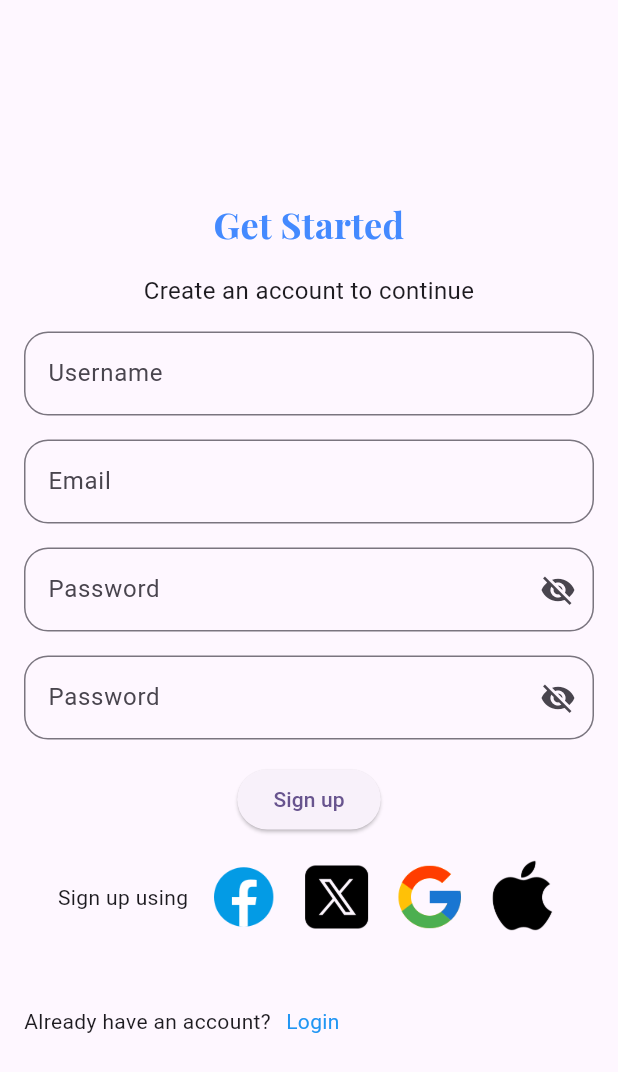
After one commit to BriannaChisom/wtf_new_project, a Flutter app: the screen it shows after launch, after a tap on "Sign up", on a phone screen of 412 x 824 dp. The commit adds this screen. Shown: the top 1072 px of the screen. Run offline on Flutter 3.47's test engine with Material 3 defaults, Android fonts, the phone set to English and light mode, and no system bars; our stand-ins replace google_fonts; accounts and stored records are empty.

Commit message:
Implemented Password

```diff
--- /dev/null
+++ b/lib/data/dummy_user_details.dart
@@ -0,0 +1,8 @@
+import 'package:wtf_new_project/model/user_details.dart';
+
+const USER_DETAILS = [
+  // if your sign in button sn't working, try changing const to var
+  UserDetails(name: "Brianna", profilePicture: "", email: "chizzygeorge4@gmail.com", password: "brianna"),
+  UserDetails(name: "Chioma", profilePicture: "", email: "chioma@gmail.com", password: "chioma"),
+  UserDetails(name: "Precious", profilePicture: "", email: "precious@gmail.com", password: "chioma")
+];
--- a/lib/login_page.dart
+++ b/lib/login_page.dart
@@ -1,12 +1,31 @@
 import 'package:flutter/material.dart';
 import 'package:google_fonts/google_fonts.dart';
-import 'package:flutter_social_button/flutter_social_button.dart';
+import 'package:provider/provider.dart';
+import 'package:wtf_new_project/provider/user_notifier.dart';
+import 'package:wtf_new_project/widgets/custom_textfield.dart';
+import 'package:wtf_new_project/widgets/password_textfield.dart';
 
-class LoginPage extends StatelessWidget {
+
+class LoginPage extends StatefulWidget {
   const LoginPage({super.key});
 
   @override
+  State<LoginPage> createState() => _LoginPageState();
+}
+
+class _LoginPageState extends State<LoginPage> {
+  TextEditingController emailController = TextEditingController();
+  TextEditingController passwordController = TextEditingController();
+
+  @override
+  void dispose() {
+    emailController.dispose();
+    super.dispose();
+  }
+
+  @override
   Widget build(BuildContext context) {
+    var userNotifier = Provider.of<UserNotifier>(context);
     return Scaffold(
       body: SingleChildScrollView(
         padding: EdgeInsets.all(16.0),
@@ -15,7 +34,7 @@ class LoginPage extends StatelessWidget {
           children: [
             SizedBox(height: 100),
             Text(
-              "Get Started",
+              "Welcome Back",
               style: GoogleFonts.playfairDisplay(
                 fontSize: 24,
                 fontWeight: FontWeight.w700,
@@ -29,35 +48,11 @@ class LoginPage extends StatelessWidget {
               style: TextStyle(fontSize: 16),
             ),
             SizedBox(height: 24),
-            TextField(
-              decoration: InputDecoration(
-                labelText: "Full Name",
-                border: OutlineInputBorder(
-                  borderRadius: BorderRadius.circular(16.0),
-                ),
-              ),
-            ),
+
+            CustomTextField(label: "Email", textEditingController: emailController),
             SizedBox(height: 16),
 
-            TextField(
-              decoration: InputDecoration(
-                labelText: "Email",
-                border: OutlineInputBorder(
-                  borderRadius: BorderRadius.circular(16.0),
-                ),
-              ),
-            ),
-            SizedBox(height: 16),
-
-            TextField(
-              decoration: InputDecoration(
-                labelText: "Password",
-                border: OutlineInputBorder(
-                  borderRadius: BorderRadius.circular(16.0),
-                ),
-              ),
-              obscureText: true,
-            ),
+            PasswordTextfield(label: "Password", textEditingController: passwordController),
             SizedBox(height: 16),
 
             ElevatedButton(
@@ -69,7 +64,12 @@ class LoginPage extends StatelessWidget {
                 backgroundColor: Colors.blue,
                 foregroundColor: Colors.white,
               ),
-              onPressed: () {},
+              onPressed: () {
+                userNotifier.login(context, emailController.text, passwordController.text);
+
+                //Navigator.of(context).pushReplacementNamed("/home");
+
+              },
               child: Text("Login"),
             ),
             //width: MediaQuery.sizeOf(context).width,
@@ -86,35 +86,39 @@ class LoginPage extends StatelessWidget {
             ),
             SizedBox(height: 16),
 
-            Row(
-              spacing: 10,
-              children: [
-                FlutterSocialButton(
-                  onTap: () {},
-                  buttonType: ButtonType.facebook,
-                ),
+           // Wrap(
+             //   spacing: 10,
+               // children: [
+                 // FlutterSocialButton(buttonType: ButtonType.facebook, onTap: () {}),
+                 // FlutterSocialButton(buttonType: ButtonType.twitter, onTap: () {}),
+                 // FlutterSocialButton(buttonType: ButtonType.google, onTap: () {}),
+                 // FlutterSocialButton(buttonType: ButtonType.apple, onTap: () {}),
+                //],
+              //), This can also be used.
+              Row(
+                mainAxisAlignment: MainAxisAlignment.center,
+                spacing: 12,
+                children: [
+                  GestureDetector(onTap: (){}, child: Image.asset("assets/facebook.png", width: 50, height: 50)),
+                  GestureDetector(onTap: (){}, child: Image.asset("assets/x.png", width: 50, height: 50)),
+                  GestureDetector(onTap: (){}, child: Image.asset("assets/google.png", width: 50, height: 50)),
+                  GestureDetector(onTap: (){}, child: Image.asset("assets/apple.png", width: 50, height: 50))
 
-                FlutterSocialButton(
-                  onTap: () {},
-                  buttonType: ButtonType.twitter,
-                ),
-
-                FlutterSocialButton(
-                  onTap: () {},
-                  buttonType: ButtonType.google,
-                ),
-
-                FlutterSocialButton(onTap: () {}, buttonType: ButtonType.apple),
-              ],
-            ),
+                ],
+              ),
 
             SizedBox(height: 16),
+
+
             Row(
               mainAxisAlignment: MainAxisAlignment.center,
               children: [
                 Text("Don't have an account?"),
                 SizedBox(width: 10),
                 GestureDetector(
+                  onTap: (){
+                    Navigator.of(context).pushNamed("/signup");
+                  },
                   child: Text("Sign up", style: TextStyle(color: Colors.blue)),
                 ),
               ],
--- a/lib/main.dart
+++ b/lib/main.dart
@@ -1,8 +1,12 @@
 import 'package:flutter/material.dart';
+import 'package:google_fonts/google_fonts.dart';
+import 'package:provider/provider.dart';
 import 'package:wtf_new_project/bottom_navigation.dart';
 import 'package:wtf_new_project/home_page.dart';
 import 'package:wtf_new_project/login_page.dart';
 import 'package:wtf_new_project/onboarding_page.dart';
+import 'package:wtf_new_project/provider/user_notifier.dart';
+import 'package:wtf_new_project/signup_page.dart';
 
 void main() {
   runApp(const MyApp());
@@ -14,17 +18,24 @@ class MyApp extends StatelessWidget {
 
   @override
   Widget build(BuildContext context) {
-    return MaterialApp(
-      title: 'Flutter Demo',
+    return ChangeNotifierProvider(
+      create: (context) => UserNotifier(),
+      child: MaterialApp(
+        title: 'MediCall',
         theme: ThemeData(
           colorScheme: ColorScheme.fromSeed(seedColor: Colors.deepPurple),
+          textTheme: GoogleFonts.robotoTextTheme()
         ),
         debugShowCheckedModeBanner: false,
         routes: {
-        "/": (context)=> OnboardingPage(),
+          "/o": (context)=> OnboardingPage(),
           "/home": (context)=> BottomNavigation(),
-        "/login": (context) => LoginPage()
+          "/login": (context) => LoginPage(),
+          "/signup": (context) => SignupPage(),
+
         },
+        initialRoute: "/login",
+      ),
     );
   }
 }
--- /dev/null
+++ b/lib/model/user_details.dart
@@ -0,0 +1,12 @@
+class UserDetails {
+    const UserDetails({
+      required this.name,
+      required this.profilePicture,
+      required this.email,
+      required this.password
+    });
+    final String name;
+    final String profilePicture;
+    final String email;
+    final String password;
+}
--- /dev/null
+++ b/lib/provider/user_notifier.dart
@@ -0,0 +1,32 @@
+import 'package:flutter/material.dart';
+import 'package:wtf_new_project/data/dummy_user_details.dart';
+import 'package:wtf_new_project/model/user_details.dart';
+
+class UserNotifier extends ChangeNotifier{
+
+  UserDetails? loggedInUser;
+
+  void login (BuildContext context, String email, String password) async {
+    print("Go in to login page");
+    Future.delayed(Duration (seconds: 2));
+
+    // loggedInUser = USER_DETAILS.where((userDetails) => userDetails.email == email).toList()[0];
+
+    for (var userDetails in USER_DETAILS){
+      if (userDetails.email == email && userDetails.password == password) {
+        loggedInUser = userDetails;
+        Navigator.of(context).pushReplacementNamed("/home");
+      }
+    }
+
+    notifyListeners();
+  }
+  void signup (BuildContext context, String username, String email){
+    loggedInUser = UserDetails(name: username, profilePicture: "", email: email, password: "");
+    USER_DETAILS.add(loggedInUser!);
+    Navigator.pushReplacementNamed(context, "home");
+
+    notifyListeners();
+  }
+
+}
--- /dev/null
+++ b/lib/signup_page.dart
@@ -0,0 +1,92 @@
+import 'package:flutter/material.dart';
+import 'package:google_fonts/google_fonts.dart';
+import 'package:provider/provider.dart';
+import 'package:wtf_new_project/provider/user_notifier.dart';
+import 'package:wtf_new_project/widgets/custom_textfield.dart';
+import 'package:wtf_new_project/widgets/password_textfield.dart';
+
+class SignupPage extends StatefulWidget {
+  const SignupPage({super.key});
+
+  @override
+  State<SignupPage> createState() => _SignupPageState();
+}
+
+class _SignupPageState extends State<SignupPage> {
+  TextEditingController usernameController = TextEditingController();
+  TextEditingController emailController = TextEditingController();
+  TextEditingController passwordController = TextEditingController();
+
+  @override
+  void dispose() {
+    emailController.dispose();
+    super.dispose();
+  }
+  @override
+  Widget build(BuildContext context) {
+    var userNotifier = Provider.of<UserNotifier>(context);
+    return Scaffold(
+      body: SingleChildScrollView(
+        padding: EdgeInsets.all(16.0),
+        child: Column(
+          spacing: 16,
+          crossAxisAlignment: CrossAxisAlignment.center,
+          mainAxisAlignment: MainAxisAlignment.center,
+          children: [
+            SizedBox(height: 100),
+            Text(
+              "Get Started",
+              style: GoogleFonts.playfairDisplay(
+                fontSize: 24,
+                fontWeight: FontWeight.w700,
+                color: Colors.blueAccent,
+              ),
+              textAlign: TextAlign.center,
+            ),
+            Text(
+              "Create an account to continue",
+              textAlign: TextAlign.center,
+              style: TextStyle(fontSize: 16),
+            ),
+            CustomTextField(label: "Username", textEditingController: usernameController),
+            CustomTextField(label: "Email", textEditingController: emailController),
+            PasswordTextfield(label: "Password", textEditingController: passwordController),
+            PasswordTextfield(label: "Confirm Password", textEditingController: passwordController),
+
+            ElevatedButton(onPressed: (){
+            userNotifier.signup(context, usernameController.text, emailController.text);
+            },
+            child: Text("Sign up")),
+
+            Row(
+                mainAxisAlignment: MainAxisAlignment.center,
+                spacing: 12,
+                children: [
+                  Text("Sign up using"),
+                  GestureDetector(onTap: (){}, child: Image.asset("assets/facebook.png", width: 50, height: 50)),
+                  GestureDetector(onTap: (){}, child: Image.asset("assets/x.png", width: 50, height: 50)),
+                  GestureDetector(onTap: (){}, child: Image.asset("assets/google.png", width: 50, height: 50)),
+                  GestureDetector(onTap: (){}, child: Image.asset("assets/apple.png", width: 50, height: 50)),
+                ],
+              ),
+
+            SizedBox(height: 16),
+
+            Row(
+              children: [
+                Text("Already have an account?"),
+                SizedBox(width: 10),
+                GestureDetector(
+                  onTap: (){
+                    Navigator.of(context).pushNamed("/login");
+                  },
+                  child: Text("Login", style: TextStyle(color: Colors.blue)),
+                ),
+              ],
+            ),
+          ],
+        ),
+      ),
+    );
+  }
+}
--- /dev/null
+++ b/lib/widgets/custom_textfield.dart
@@ -0,0 +1,24 @@
+import 'package:flutter/material.dart';
+
+class CustomTextField extends StatelessWidget {
+  const CustomTextField({
+    super.key,
+    required this.label,
+    this.textEditingController
+  });
+  final String label;
+  final TextEditingController? textEditingController;
+
+  @override
+  Widget build(BuildContext context) {
+    return TextField(
+      controller: TextEditingController(),
+      decoration: InputDecoration(
+        labelText: label,
+        border: OutlineInputBorder(
+          borderRadius: BorderRadius.circular(16.0),
+        ),
+      ),
+    );
+  }
+}
--- /dev/null
+++ b/lib/widgets/password_textfield.dart
@@ -0,0 +1,34 @@
+import 'package:flutter/material.dart';
+
+class PasswordTextfield extends StatefulWidget {
+  const PasswordTextfield({
+    super.key,
+    this.textEditingController, required String label
+  });
+  final TextEditingController? textEditingController;
+
+  @override
+  State<PasswordTextfield> createState() => _PasswordTextfieldState();
+}
+
+class _PasswordTextfieldState extends State<PasswordTextfield> {
+  var isVisible = false;
+  @override
+  Widget build(BuildContext context) {
+    return TextField(
+      controller: TextEditingController(),
+      decoration: InputDecoration(
+        labelText: "Password",
+        suffixIcon: InkWell(onTap: (){
+          setState(() {
+            isVisible = !isVisible;
+          });
+        },child: Icon(isVisible? Icons.visibility : Icons.visibility_off)),
+        border: OutlineInputBorder(
+          borderRadius: BorderRadius.circular(16.0),
+        ),
+      ),
+      obscureText: !isVisible,
+    );
+  }
+}
--- a/pubspec.yaml
+++ b/pubspec.yaml
@@ -36,6 +36,7 @@ dependencies:
   cupertino_icons: ^1.0.8
   google_fonts: ^6.3.2
   flutter_social_button: ^1.1.6
+  provider: ^6.1.5+1
 
 dev_dependencies:
   flutter_test:
```
Also changed, not shown: lib/contact_page.dart (+54 -1 lines), lib/model/onboarding_item.dart (added, +11 -0 lines), lib/onboarding_page.dart (+13 -13 lines), lib/profile_page.dart (+18 -7 lines), assets/apple.png (added), assets/facebook.png (added), assets/google.png (added), assets/x.png (added), pubspec.lock, 8 other files. Lines whose indentation alone changed are shown as unchanged.
